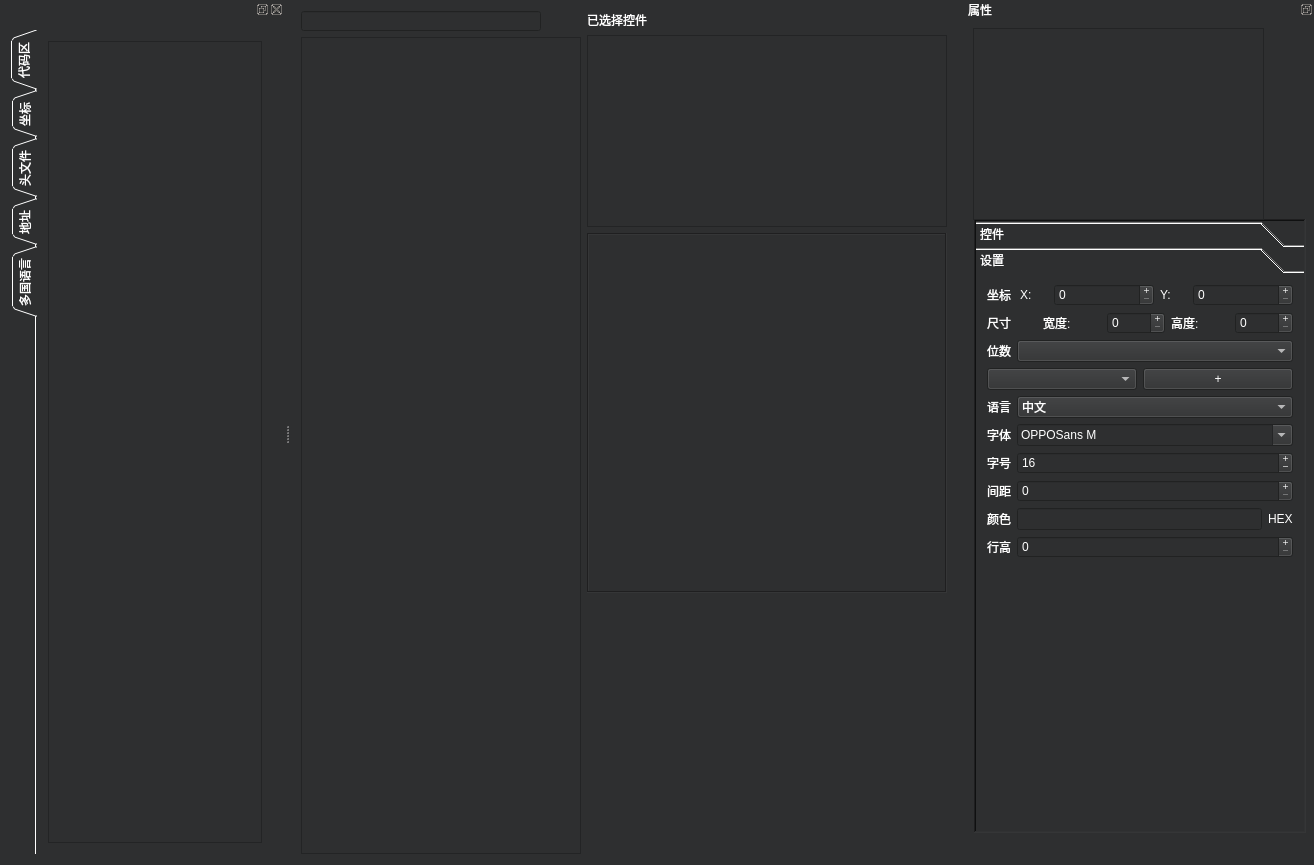
Above: mainwindow.ui from gk8202220/UIAuto before the change. Below: the same form after it.
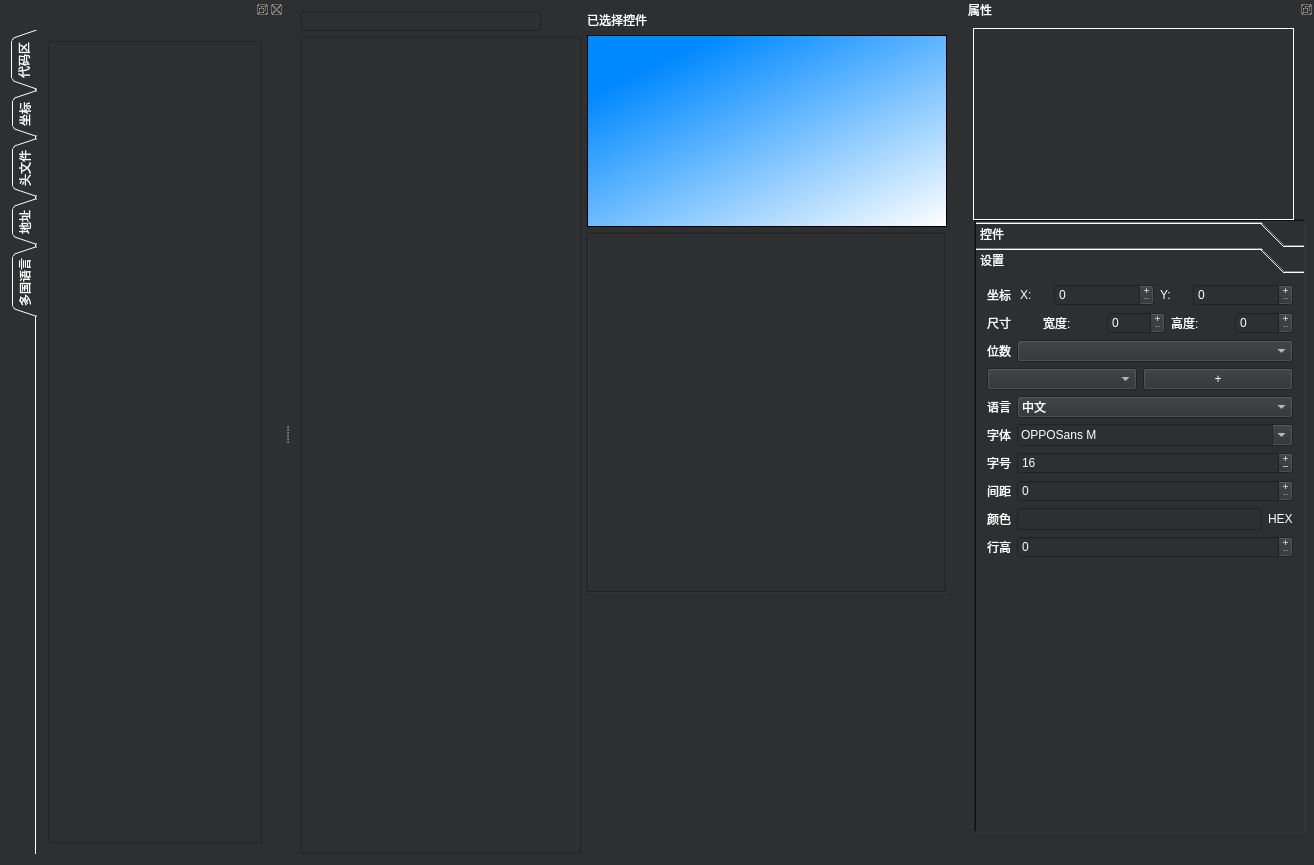
That is the form after the change. Icons and pictures are not drawn.

```diff
--- a/mainwindow.ui
+++ b/mainwindow.ui
@@ -142,6 +142,9 @@
           <verstretch>0</verstretch>
          </sizepolicy>
         </property>
+        <property name="styleSheet">
+         <string notr="true">background-color: qlineargradient(spread:pad, x1:0.213, y1:0.126, x2:1, y2:1, stop:0 rgba(0, 136, 255, 255), stop:1 rgba(255, 255, 255, 255));</string>
+        </property>
         <property name="textElideMode">
          <enum>Qt::ElideMiddle</enum>
         </property>
@@ -1754,10 +1757,19 @@
       <rect>
        <x>9</x>
        <y>9</y>
-       <width>291</width>
+       <width>321</width>
        <height>192</height>
       </rect>
      </property>
+     <property name="contextMenuPolicy">
+      <enum>Qt::NoContextMenu</enum>
+     </property>
+     <property name="frameShape">
+      <enum>QFrame::Box</enum>
+     </property>
+     <property name="frameShadow">
+      <enum>QFrame::Plain</enum>
+     </property>
      <property name="dragEnabled">
       <bool>true</bool>
      </property>
```
Left out of the diff: 8 changed lines with no effect on the pictures.
